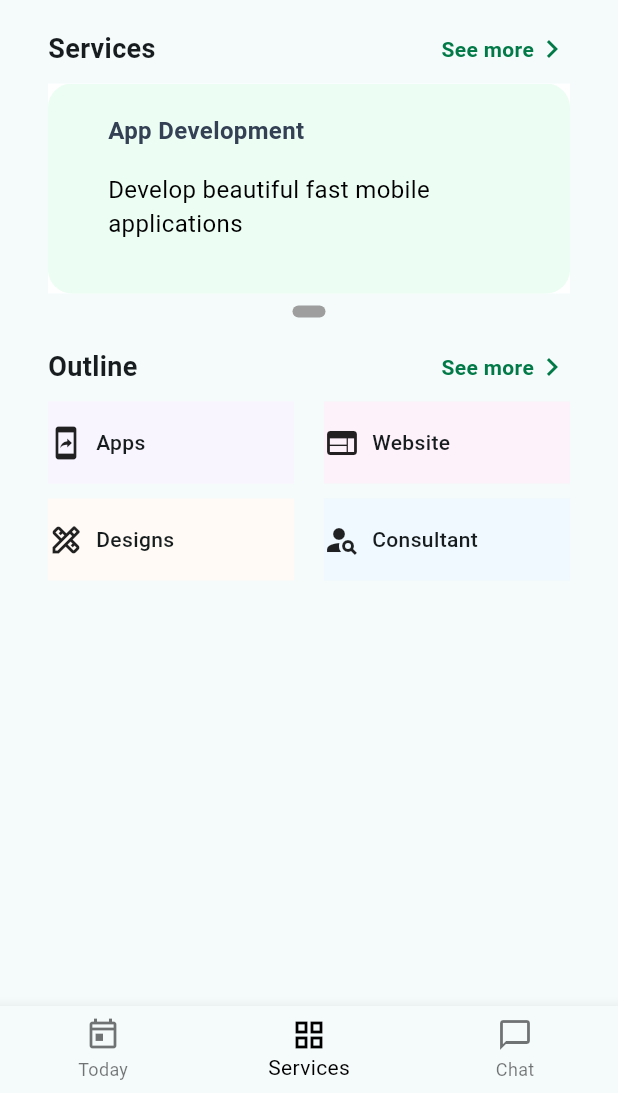
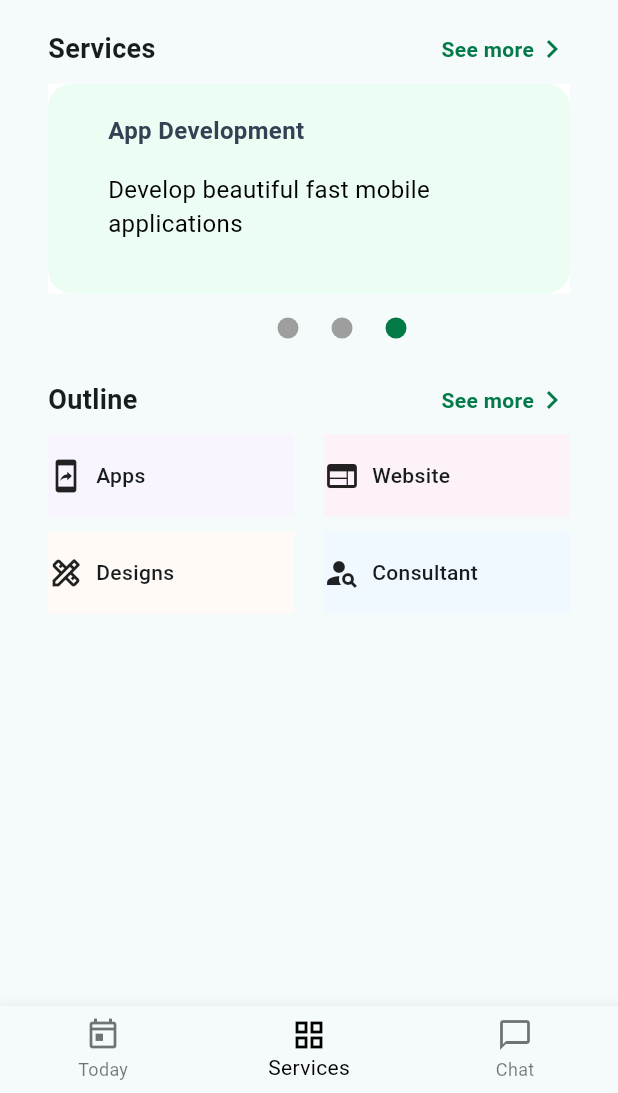
Before and after one commit to Sudeepkasichhwa/suvaye, a Flutter app: the screen it shows after launch, on a phone screen of 412 x 824 dp, the part 143-1236 px from its top. Run offline on Flutter 3.47's test engine with Material 2 defaults, Android fonts, the light colour scheme and no system bars.

Commit message:
Add slider indicator

```diff
--- a/lib/screens/service_screen.dart
+++ b/lib/screens/service_screen.dart
@@ -1,8 +1,8 @@
 import 'package:flutter/material.dart';
+import 'package:flutter/rendering.dart';
 import 'package:suvaye/widgets/custom_bottom_navbar.dart';
 import 'package:suvaye/widgets/outline_card.dart';
 
-import '../widgets/indicator.dart';
 
 class ServiceScreen extends StatefulWidget {
   const ServiceScreen({super.key});
@@ -12,7 +12,7 @@ class ServiceScreen extends StatefulWidget {
 }
 
 class _ServiceScreenState extends State<ServiceScreen> {
-  var _selectedIndex = 0;
+  var _slideIndex = 0;
 
   @override
   Widget build(BuildContext context) {
@@ -54,7 +54,6 @@ class _ServiceScreenState extends State<ServiceScreen> {
         ),
         body: SingleChildScrollView(
           scrollDirection: Axis.vertical,
-          physics: const ScrollPhysics(),
           controller: ScrollController(),
           child: Padding(
             padding: const EdgeInsets.symmetric(horizontal: 32.0),
@@ -144,17 +143,35 @@ class _ServiceScreenState extends State<ServiceScreen> {
                     scrollDirection: Axis.horizontal,
                     reverse: true,
                     physics: const BouncingScrollPhysics(),
-                    onPageChanged: (value) {},
+                    onPageChanged: (value) {
+                      setState(() {
+                        _slideIndex = value;
+                      });
+                    },
                   ),
                 ),
                 const SizedBox(height: 8.0),
-                const Row(
-                  mainAxisAlignment: MainAxisAlignment.center,
-                  children: [
-                    Indicator(
-                      isActive: true,
-                    ),
-                  ],
+                SizedBox(
+                  height: 30.0,
+                  width: 250,
+
+                  child: ListView.builder(
+                      scrollDirection: Axis.horizontal,
+                      itemCount: 3,
+                      reverse: true,
+                      itemBuilder: ((context, index) {
+                        return Padding(
+                          padding:  const EdgeInsets.all(8.0),
+                          child: Container(
+                            height: 20.0,
+                            width: 20.0,
+                            decoration:  BoxDecoration(
+                              color: index == _slideIndex? const Color(0xFF027A48):Colors.grey,
+                              shape: BoxShape.circle,
+                            ),
+                          ),
+                        );
+                      })),
                 ),
                 const SizedBox(height: 20.0),
                 Row(
--- a/lib/widgets/indicator.dart
+++ /dev/null
@@ -1,19 +0,0 @@
-import 'package:flutter/material.dart';
-
-class Indicator extends StatelessWidget {
-  final bool isActive;
-  const Indicator({
-    super.key,
-    required this.isActive,
-  });
-
-  @override
-  Widget build(BuildContext context) {
-    return Container(
-      width: isActive ? 22.0 : 8.0,
-      height: 8.0,
-      decoration: BoxDecoration(
-          color: Colors.grey, borderRadius: BorderRadius.circular(8.0)),
-    );
-  }
-}
```
